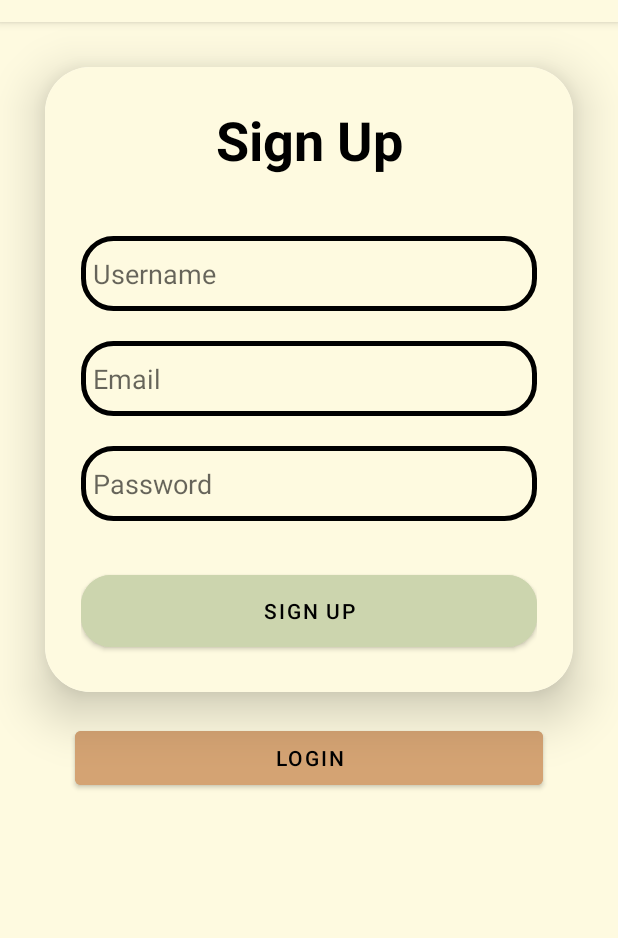
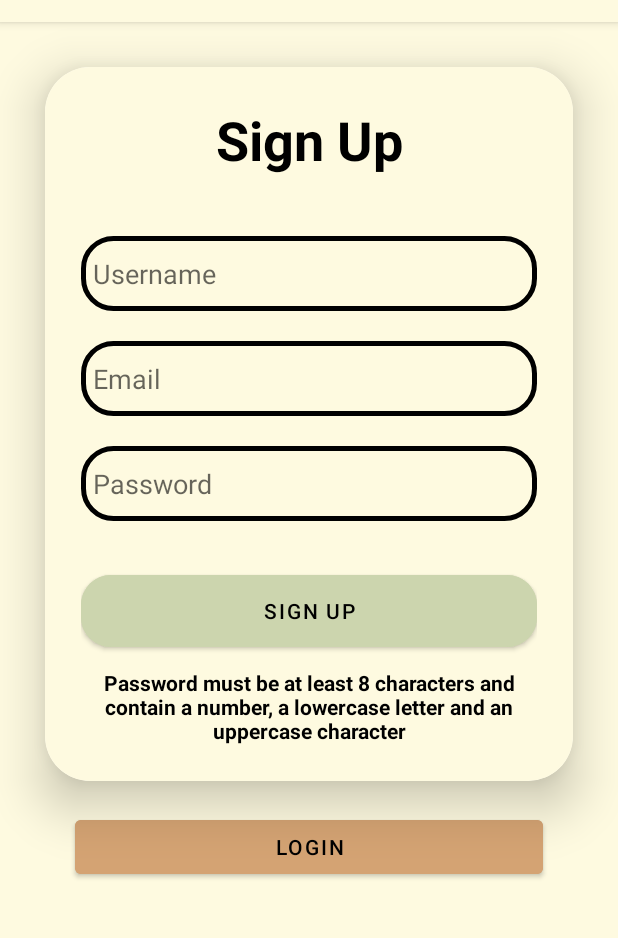
Before and after one commit to BadWolf02/LetMeCook, an Android app: the SignUpActivity screen opened directly, with no data from a screen before it, after a tap on "SIGN UP", on a phone screen of 412 x 824 dp, the part 62-1000 px from its top. Run offline under Robolectric (Android 15) with nearby library versions, the light colour scheme and no system bars; our stand-ins replace Firebase (no records; nobody signed in at launch, a user with empty details on screens opened directly).

Commit message:
Display password restrictions and prevented app crashing if not login or sign up details entered

```diff
--- a/app/src/main/java/com/example/letmecook/tools/Firebase.java
+++ b/app/src/main/java/com/example/letmecook/tools/Firebase.java
@@ -80,6 +80,9 @@ public class Firebase {
         Map<String, Object> user = new HashMap<>();
         // TODO email, username & password restrictions
         // TODO automatically logs user in when account created. Must fix
+        if (email.isEmpty() || password.isEmpty() || username.isEmpty()) {
+            Toast.makeText(context, "Please enter all fields", Toast.LENGTH_SHORT).show();
+        } else {
             mAuth.createUserWithEmailAndPassword(email, password)
                     .addOnCompleteListener((Activity) context, task -> {
                         if (task.isSuccessful()) {
@@ -107,8 +110,12 @@ public class Firebase {
                         }
                     });
         }
+    }
 
     public void loginUserAuth(String email, String password) {
+        if (email.isEmpty() || password.isEmpty()) {
+            Toast.makeText(context, "Please enter email and password", Toast.LENGTH_SHORT).show();
+        } else {
             mAuth.signInWithEmailAndPassword(email, password)
                     .addOnCompleteListener((Activity) context, task -> {
                         if (task.isSuccessful() && isEmailVerified()) {
@@ -130,6 +137,7 @@ public class Firebase {
                                     Toast.LENGTH_SHORT).show();
                         }
                     });
+        }
     }
 
     public void signOut() {
--- a/app/src/main/res/layout/activity_signup.xml
+++ b/app/src/main/res/layout/activity_signup.xml
@@ -88,6 +88,15 @@
                 android:backgroundTint="?attr/colorSecondaryVariant"
                 android:text="@string/signup"
                 app:cornerRadius = "20dp" />
+            <TextView
+                android:id="@+id/passwordDetails"
+                android:layout_width="match_parent"
+                android:layout_height="wrap_content"
+                android:layout_marginTop="8dp"
+                android:text="@string/passwordRestriction"
+                android:textAlignment="center"
+                android:textStyle="bold"
+                android:textColor="?attr/colorOnPrimary" />
         </LinearLayout>
     </androidx.cardview.widget.CardView>
 
--- a/app/src/main/res/values/strings.xml
+++ b/app/src/main/res/values/strings.xml
@@ -9,4 +9,5 @@
     <string name="signup">Sign Up</string>
     <string name="sign_out">Sign Out</string>
     <string name="email">Email</string>
+    <string name="passwordRestriction">Password must be at least 8 characters and contain a number, a lowercase letter and an uppercase character</string>
 </resources>
```
Lines whose indentation alone changed are shown as unchanged.
